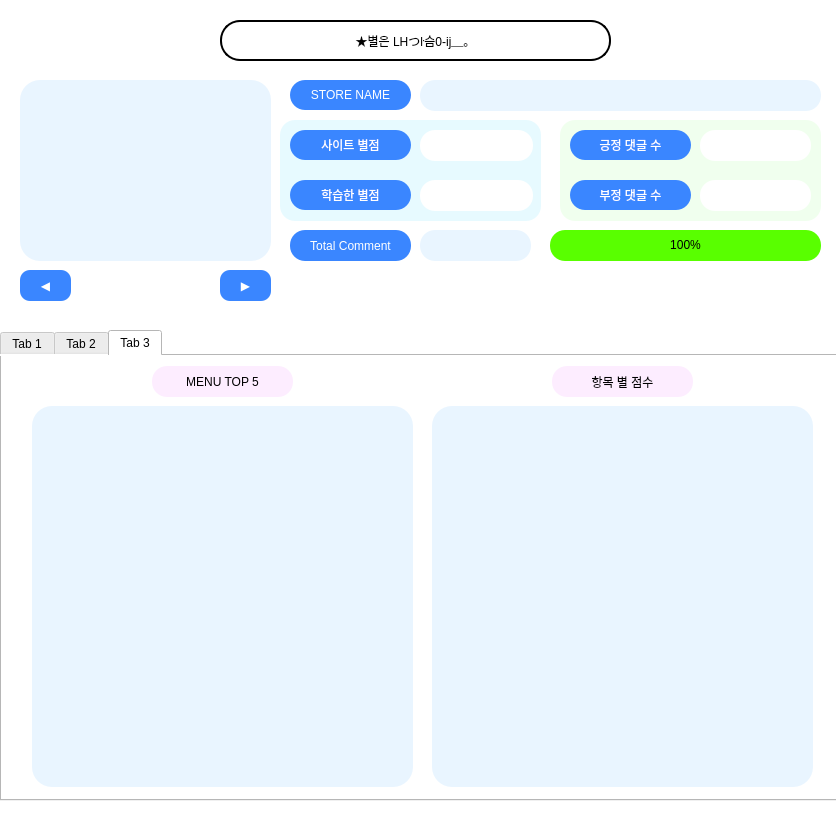
Qt form content.ui (loisRK/gp_team) before a commit.
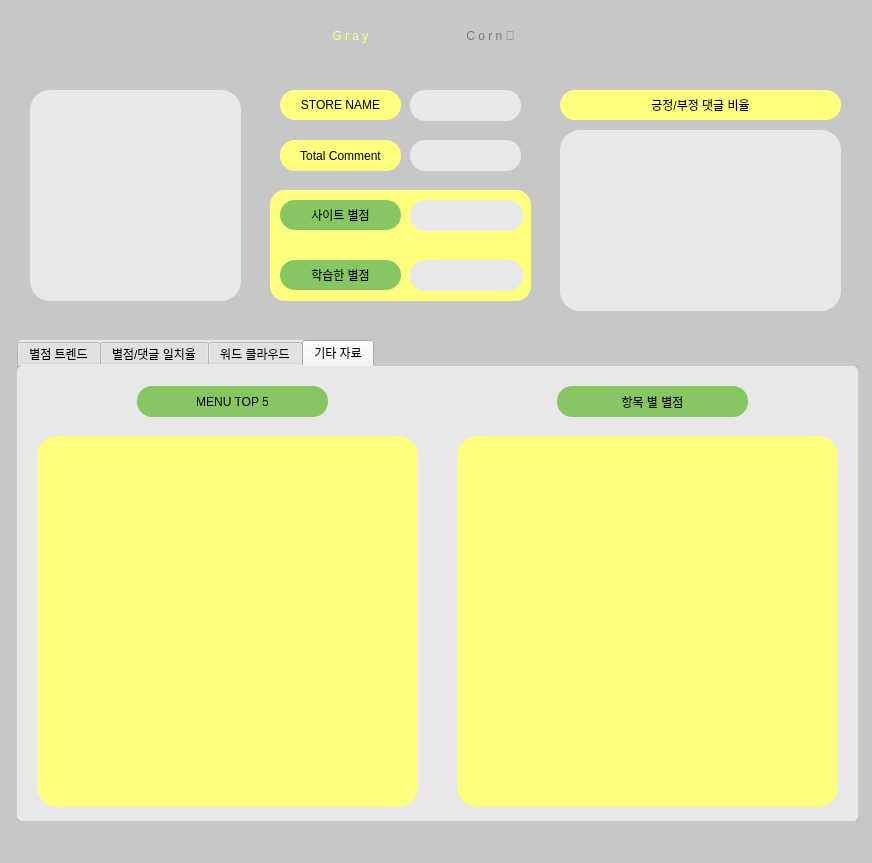
The same form after that commit. The open tabs and pages were chosen to show the change.

Commit message: 교수님 중간 점검 후 GUI 및 시각화 자료 방향성 수정 - GUI 컨셉 및 TAB 배치, 내용 수정

```diff
--- a/content.ui
+++ b/content.ui
@@ -6,28 +6,28 @@
    <rect>
     <x>0</x>
     <y>0</y>
-    <width>836</width>
-    <height>838</height>
+    <width>872</width>
+    <height>863</height>
    </rect>
   </property>
   <property name="windowTitle">
    <string>Form</string>
   </property>
   <property name="styleSheet">
-   <string notr="true">background-color: rgb(255, 255, 255);</string>
+   <string notr="true">background-color: rgb(199, 199, 199);</string>
   </property>
   <widget class="QFrame" name="frame">
    <property name="geometry">
     <rect>
-     <x>280</x>
-     <y>120</y>
+     <x>270</x>
+     <y>190</y>
      <width>261</width>
-     <height>101</height>
+     <height>111</height>
     </rect>
    </property>
    <property name="styleSheet">
     <string notr="true">border-radius: 15px;
-background-color: rgb(231, 250, 255);
+background-color: rgb(255, 255, 127);
 </string>
    </property>
    <property name="frameShape">
@@ -37,106 +37,18 @@
     <enum>QFrame::Raised</enum>
    </property>
   </widget>
-  <widget class="QFrame" name="frame_2">
-   <property name="geometry">
-    <rect>
-     <x>560</x>
-     <y>120</y>
-     <width>261</width>
-     <height>101</height>
-    </rect>
-   </property>
-   <property name="styleSheet">
-    <string notr="true">background-color: rgb(240, 255, 238);
-border-radius:15px;</string>
-   </property>
-   <property name="frameShape">
-    <enum>QFrame::StyledPanel</enum>
-   </property>
-   <property name="frameShadow">
-    <enum>QFrame::Raised</enum>
-   </property>
-  </widget>
-  <widget class="QPushButton" name="pushButton">
-   <property name="geometry">
-    <rect>
-     <x>20</x>
-     <y>270</y>
-     <width>51</width>
-     <height>31</height>
-    </rect>
-   </property>
-   <property name="styleSheet">
-    <string notr="true">
-font: 10pt &quot;Consolas&quot;;
-font: 75 9pt &quot;나눔고딕 ExtraBold&quot;;
-color: white;
-	background-color: rgb(58, 134, 255);
-	border-radius: 10px;</string>
-   </property>
-   <property name="text">
-    <string>◀</string>
-   </property>
-  </widget>
-  <widget class="QProgressBar" name="progressBar">
-   <property name="geometry">
-    <rect>
-     <x>550</x>
-     <y>230</y>
-     <width>271</width>
-     <height>31</height>
-    </rect>
-   </property>
-   <property name="styleSheet">
-    <string notr="true">font: 75 9pt &quot;나눔고딕 ExtraBold&quot;;
-border-radius : 15px;
-background-color: rgb(89, 255, 0);</string>
-   </property>
-   <property name="minimum">
-    <number>100</number>
-   </property>
-   <property name="value">
-    <number>100</number>
-   </property>
-   <property name="alignment">
-    <set>Qt::AlignCenter</set>
-   </property>
-  </widget>
-  <widget class="QLabel" name="label_15">
-   <property name="geometry">
-    <rect>
-     <x>220</x>
-     <y>20</y>
-     <width>391</width>
-     <height>41</height>
-    </rect>
-   </property>
-   <property name="styleSheet">
-    <string notr="true">font: 75 16pt &quot;나눔고딕 ExtraBold&quot;;
-color: rgb(0, 0, 0);
-	background-color: white;
-	border: 2px solid rgb(0, 0, 0);
-	border-radius: 20px;
-</string>
-   </property>
-   <property name="text">
-    <string>★별은 LHつŀ슴0-ĳ＿。</string>
-   </property>
-   <property name="alignment">
-    <set>Qt::AlignCenter</set>
-   </property>
-  </widget>
   <widget class="QLineEdit" name="Star_Total">
    <property name="geometry">
     <rect>
-     <x>420</x>
-     <y>130</y>
+     <x>410</x>
+     <y>200</y>
      <width>113</width>
      <height>31</height>
     </rect>
    </property>
    <property name="styleSheet">
     <string notr="true">border-radius: 15px;
+background-color: rgb(232, 232, 232);
 
 font: 10pt &quot;Consolas&quot;;
 font: 75 9pt &quot;나눔고딕 ExtraBold&quot;;
@@ -152,15 +64,15 @@
   <widget class="QLineEdit" name="Review_Count_total">
    <property name="geometry">
     <rect>
-     <x>420</x>
-     <y>230</y>
+     <x>410</x>
+     <y>140</y>
      <width>111</width>
      <height>31</height>
     </rect>
    </property>
    <property name="styleSheet">
     <string notr="true">border-radius: 15px;
-background-color: rgb(233, 245, 255);
+background-color:  rgb(232, 232, 232);
 
 
 font: 10pt &quot;Consolas&quot;;
@@ -177,10 +89,10 @@
   <widget class="QTabWidget" name="tabWidget">
    <property name="geometry">
     <rect>
-     <x>0</x>
-     <y>330</y>
+     <x>17</x>
+     <y>340</y>
      <width>841</width>
-     <height>471</height>
+     <height>481</height>
     </rect>
    </property>
    <property name="autoFillBackground">
@@ -188,7 +100,8 @@
    </property>
    <property name="styleSheet">
     <string notr="true">color: black;
-
+background-color: rgb(232, 232, 232);
+border-radius: 5px;
 font: 75 9pt &quot;나눔고딕 ExtraBold&quot;;
 
 </string>
@@ -198,7 +111,7 @@
    </property>
    <widget class="QWidget" name="tab">
     <attribute name="title">
-     <string>Tab 1</string>
+     <string>별점 트렌드</string>
     </attribute>
     <widget class="QLabel" name="label_11">
      <property name="geometry">
@@ -235,7 +148,39 @@
      </property>
      <property name="styleSheet">
       <string notr="true">border-radius: 20px;
-background-color: rgb(233, 245, 255);</string>
+background-color: rgb(255, 255, 127);</string>
+     </property>
+    </widget>
+   </widget>
+   <widget class="QWidget" name="tab_4">
+    <attribute name="title">
+     <string>별점/댓글 일치율</string>
+    </attribute>
+    <widget class="QLabel" name="label_19">
+     <property name="geometry">
+      <rect>
+       <x>540</x>
+       <y>20</y>
+       <width>191</width>
+       <height>31</height>
+      </rect>
+     </property>
+     <property name="whatsThis">
+      <string>&lt;html&gt;&lt;head/&gt;&lt;body&gt;&lt;p&gt;color: black;&lt;/p&gt;&lt;p&gt;&lt;br/&gt;&lt;/p&gt;&lt;p&gt;font: 75 9pt &amp;quot;나눔고딕 ExtraBold&amp;quot;;&lt;/p&gt;&lt;p&gt;&lt;br/&gt;&lt;/p&gt;&lt;/body&gt;&lt;/html&gt;</string>
+     </property>
+     <property name="styleSheet">
+      <string notr="true">color: black;
+
+font: 75 9pt &quot;나눔고딕 ExtraBold&quot;;
+
+border-radius: 15px;
+background-color:  rgb(134, 199, 99);</string>
+     </property>
+     <property name="text">
+      <string>불일치 댓글 예시</string>
+     </property>
+     <property name="alignment">
+      <set>Qt::AlignCenter</set>
      </property>
     </widget>
     <widget class="QGraphicsView" name="graphicsView_9">
@@ -255,7 +200,7 @@
    </widget>
    <widget class="QWidget" name="tab_2">
     <attribute name="title">
-     <string>Tab 2</string>
+     <string>워드 클라우드</string>
     </attribute>
     <widget class="QGraphicsView" name="graphicsView_4">
      <property name="geometry">
@@ -298,18 +243,18 @@
       <set>Qt::AlignCenter</set>
      </property>
     </widget>
-    <widget class="QGraphicsView" name="graphicsView_5">
+    <widget class="QGraphicsView" name="graphicsView_11">
      <property name="geometry">
       <rect>
-       <x>430</x>
-       <y>50</y>
+       <x>440</x>
+       <y>70</y>
        <width>381</width>
-       <height>381</height>
+       <height>371</height>
       </rect>
      </property>
      <property name="styleSheet">
       <string notr="true">border-radius: 20px;
-background-color: rgb(233, 245, 255);</string>
+background-color: rgb(255, 255, 127);</string>
      </property>
     </widget>
     <widget class="QLabel" name="label_13">
@@ -342,88 +287,88 @@
    </widget>
    <widget class="QWidget" name="tab_3">
     <attribute name="title">
-     <string>Tab 3</string>
+     <string>기타 자료</string>
     </attribute>
-    <widget class="QLabel" name="label_16">
+    <widget class="QGraphicsView" name="graphicsView_13">
      <property name="geometry">
       <rect>
-       <x>150</x>
-       <y>10</y>
-       <width>141</width>
-       <height>31</height>
+       <x>440</x>
+       <y>70</y>
+       <width>381</width>
+       <height>371</height>
       </rect>
      </property>
      <property name="whatsThis">
       <string>&lt;html&gt;&lt;head/&gt;&lt;body&gt;&lt;p&gt;color: black;&lt;/p&gt;&lt;p&gt;&lt;br/&gt;&lt;/p&gt;&lt;p&gt;font: 75 9pt &amp;quot;나눔고딕 ExtraBold&amp;quot;;&lt;/p&gt;&lt;p&gt;&lt;br/&gt;&lt;/p&gt;&lt;/body&gt;&lt;/html&gt;</string>
      </property>
      <property name="styleSheet">
-      <string notr="true">color: black;
-
-font: 75 9pt &quot;나눔고딕 ExtraBold&quot;;
-
-border-radius: 15px;
-background-color: rgb(253, 237, 255);</string>
-     </property>
-     <property name="text">
-      <string>MENU TOP 5</string>
-     </property>
-     <property name="alignment">
-      <set>Qt::AlignCenter</set>
-     </property>
-    </widget>
-    <widget class="QLabel" name="label_17">
-     <property name="geometry">
-      <rect>
-       <x>550</x>
-       <y>10</y>
-       <width>141</width>
-       <height>31</height>
-      </rect>
-     </property>
-     <property name="whatsThis">
-      <string>&lt;html&gt;&lt;head/&gt;&lt;body&gt;&lt;p&gt;color: black;&lt;/p&gt;&lt;p&gt;&lt;br/&gt;&lt;/p&gt;&lt;p&gt;font: 75 9pt &amp;quot;나눔고딕 ExtraBold&amp;quot;;&lt;/p&gt;&lt;p&gt;&lt;br/&gt;&lt;/p&gt;&lt;/body&gt;&lt;/html&gt;</string>
-     </property>
-     <property name="styleSheet">
-      <string notr="true">color: black;
-
-font: 75 9pt &quot;나눔고딕 ExtraBold&quot;;
-
-border-radius: 15px;
-background-color: rgb(253, 237, 255);</string>
-     </property>
-     <property name="text">
-      <string>항목 별 점수</string>
-     </property>
-     <property name="alignment">
-      <set>Qt::AlignCenter</set>
+      <string notr="true">border-radius: 20px;
+background-color: rgb(255, 255, 127);</string>
      </property>
     </widget>
     <widget class="QGraphicsView" name="graphicsView_6">
      <property name="geometry">
       <rect>
-       <x>30</x>
-       <y>50</y>
+       <x>20</x>
+       <y>70</y>
        <width>381</width>
-       <height>381</height>
+       <height>371</height>
       </rect>
      </property>
      <property name="styleSheet">
       <string notr="true">border-radius: 20px;
-background-color: rgb(233, 245, 255);</string>
+background-color: rgb(255, 255, 127);</string>
      </property>
     </widget>
-    <widget class="QGraphicsView" name="graphicsView_7">
+    <widget class="QLabel" name="label_14">
      <property name="geometry">
       <rect>
-       <x>430</x>
-       <y>50</y>
-       <width>381</width>
-       <height>381</height>
+       <x>120</x>
+       <y>20</y>
+       <width>191</width>
+       <height>31</height>
       </rect>
      </property>
      <property name="styleSheet">
-      <string notr="true">border-radius: 20px;
-background-color: rgb(233, 245, 255);</string>
+      <string notr="true">color: black;
+
+font: 75 9pt &quot;나눔고딕 ExtraBold&quot;;
+
+border-radius: 15px;
+background-color:  rgb(134, 199, 99);</string>
+     </property>
+     <property name="text">
+      <string>MENU TOP 5</string>
+     </property>
+     <property name="alignment">
+      <set>Qt::AlignCenter</set>
+     </property>
+    </widget>
+    <widget class="QLabel" name="label_20">
+     <property name="geometry">
+      <rect>
+       <x>540</x>
+       <y>20</y>
+       <width>191</width>
+       <height>31</height>
+      </rect>
+     </property>
+     <property name="whatsThis">
+      <string>&lt;html&gt;&lt;head/&gt;&lt;body&gt;&lt;p&gt;color: black;&lt;/p&gt;&lt;p&gt;&lt;br/&gt;&lt;/p&gt;&lt;p&gt;font: 75 9pt &amp;quot;나눔고딕 ExtraBold&amp;quot;;&lt;/p&gt;&lt;p&gt;&lt;br/&gt;&lt;/p&gt;&lt;/body&gt;&lt;/html&gt;</string>
+     </property>
+     <property name="styleSheet">
+      <string notr="true">color: black;
+
+font: 75 9pt &quot;나눔고딕 ExtraBold&quot;;
+
+border-radius: 15px;
+background-color:  rgb(134, 199, 99);</string>
+     </property>
+     <property name="text">
+      <string>항목 별 별점</string>
+     </property>
+     <property name="alignment">
+      <set>Qt::AlignCenter</set>
      </property>
     </widget>
    </widget>
@@ -431,8 +376,8 @@
   <widget class="QLabel" name="label_4">
    <property name="geometry">
     <rect>
-     <x>290</x>
-     <y>130</y>
+     <x>280</x>
+     <y>200</y>
      <width>121</width>
      <height>30</height>
     </rect>
@@ -441,8 +386,8 @@
     <string notr="true">
 font: 10pt &quot;Consolas&quot;;
 font: 75 9pt &quot;나눔고딕 ExtraBold&quot;;
-color: white;
-	background-color: rgb(58, 134, 255);
+color: black;
+	background-color: rgb(134, 199, 99);
 	border-radius: 15px;</string>
    </property>
    <property name="text">
@@ -452,73 +397,25 @@
     <set>Qt::AlignCenter</set>
    </property>
   </widget>
-  <widget class="QLineEdit" name="Negative_Review">
-   <property name="geometry">
-    <rect>
-     <x>700</x>
-     <y>130</y>
-     <width>111</width>
-     <height>31</height>
-    </rect>
-   </property>
-   <property name="styleSheet">
-    <string notr="true">border-radius: 15px;
-
-
-font: 10pt &quot;Consolas&quot;;
-font: 75 9pt &quot;나눔고딕 ExtraBold&quot;;
-color: green;</string>
-   </property>
-   <property name="text">
-    <string/>
-   </property>
-   <property name="alignment">
-    <set>Qt::AlignCenter</set>
-   </property>
-  </widget>
   <widget class="QGraphicsView" name="graphicsView">
    <property name="geometry">
     <rect>
-     <x>20</x>
-     <y>80</y>
-     <width>251</width>
-     <height>181</height>
+     <x>30</x>
+     <y>90</y>
+     <width>211</width>
+     <height>211</height>
     </rect>
    </property>
    <property name="styleSheet">
     <string notr="true">border-radius: 20px;
-background-color: rgb(233, 245, 255);</string>
-   </property>
-  </widget>
-  <widget class="QLineEdit" name="Positive_Review">
-   <property name="geometry">
-    <rect>
-     <x>700</x>
-     <y>180</y>
-     <width>111</width>
-     <height>31</height>
-    </rect>
-   </property>
-   <property name="styleSheet">
-    <string notr="true">border-radius: 15px;
-
-font: 10pt &quot;Consolas&quot;;
-font: 75 9pt &quot;나눔고딕 ExtraBold&quot;;
-color: red;
-</string>
-   </property>
-   <property name="text">
-    <string/>
-   </property>
-   <property name="alignment">
-    <set>Qt::AlignCenter</set>
+background-color: rgb(232, 232, 232);</string>
    </property>
   </widget>
   <widget class="QLabel" name="label_5">
    <property name="geometry">
     <rect>
-     <x>290</x>
-     <y>230</y>
+     <x>280</x>
+     <y>140</y>
      <width>121</width>
      <height>31</height>
     </rect>
@@ -527,8 +424,8 @@
     <string notr="true">
 font: 10pt &quot;Consolas&quot;;
 font: 75 9pt &quot;나눔고딕 ExtraBold&quot;;
-color: white;
-	background-color: rgb(58, 134, 255);
+color: black;
+	background-color:rgb(255, 255, 127);
 	border-radius: 15px;</string>
    </property>
    <property name="text">
@@ -538,38 +435,18 @@
     <set>Qt::AlignCenter</set>
    </property>
   </widget>
-  <widget class="QPushButton" name="pushButton_2">
-   <property name="geometry">
-    <rect>
-     <x>220</x>
-     <y>270</y>
-     <width>51</width>
-     <height>31</height>
-    </rect>
-   </property>
-   <property name="styleSheet">
-    <string notr="true">
-font: 10pt &quot;Consolas&quot;;
-font: 75 9pt &quot;나눔고딕 ExtraBold&quot;;
-color: white;
-	background-color: rgb(58, 134, 255);
-	border-radius: 10px;</string>
-   </property>
-   <property name="text">
-    <string>▶</string>
-   </property>
-  </widget>
   <widget class="QLineEdit" name="Star_Total_2">
    <property name="geometry">
     <rect>
-     <x>420</x>
-     <y>180</y>
+     <x>410</x>
+     <y>260</y>
      <width>113</width>
      <height>31</height>
     </rect>
    </property>
    <property name="styleSheet">
     <string notr="true">border-radius: 15px;
+background-color: rgb(232, 232, 232);
 font: 10pt &quot;Consolas&quot;;
 font: 75 9pt &quot;나눔고딕 ExtraBold&quot;;
 color: black;</string>
@@ -581,35 +458,11 @@
     <set>Qt::AlignCenter</set>
    </property>
   </widget>
-  <widget class="QLabel" name="label_6">
-   <property name="geometry">
-    <rect>
-     <x>570</x>
-     <y>180</y>
-     <width>121</width>
-     <height>30</height>
-    </rect>
-   </property>
-   <property name="styleSheet">
-    <string notr="true">
-font: 10pt &quot;Consolas&quot;;
-font: 75 9pt &quot;나눔고딕 ExtraBold&quot;;
-color: white;
-	background-color: rgb(58, 134, 255);
-	border-radius: 15px;</string>
-   </property>
-   <property name="text">
-    <string>부정 댓글 수</string>
-   </property>
-   <property name="alignment">
-    <set>Qt::AlignCenter</set>
-   </property>
-  </widget>
   <widget class="QLabel" name="label_9">
    <property name="geometry">
     <rect>
-     <x>290</x>
-     <y>180</y>
+     <x>280</x>
+     <y>260</y>
      <width>121</width>
      <height>30</height>
     </rect>
@@ -618,8 +471,8 @@
     <string notr="true">
 font: 10pt &quot;Consolas&quot;;
 font: 75 9pt &quot;나눔고딕 ExtraBold&quot;;
-color: white;
-	background-color: rgb(58, 134, 255);
+color: black;
+	background-color: rgb(134, 199, 99);
 	border-radius: 15px;</string>
    </property>
    <property name="text">
@@ -632,9 +485,9 @@
   <widget class="QLabel" name="label_7">
    <property name="geometry">
     <rect>
-     <x>570</x>
-     <y>130</y>
-     <width>121</width>
+     <x>560</x>
+     <y>90</y>
+     <width>281</width>
      <height>30</height>
     </rect>
    </property>
@@ -642,12 +495,12 @@
     <string notr="true">
 font: 10pt &quot;Consolas&quot;;
 font: 75 9pt &quot;나눔고딕 ExtraBold&quot;;
-color: white;
-	background-color: rgb(58, 134, 255);
+color: black;
+	background-color:rgb(255, 255, 127);
 	border-radius: 15px;</string>
    </property>
    <property name="text">
-    <string>긍정 댓글 수</string>
+    <string>긍정/부정 댓글 비율</string>
    </property>
    <property name="alignment">
     <set>Qt::AlignCenter</set>
@@ -656,15 +509,15 @@
   <widget class="QLineEdit" name="Store_Name">
    <property name="geometry">
     <rect>
-     <x>420</x>
-     <y>80</y>
-     <width>401</width>
+     <x>410</x>
+     <y>90</y>
+     <width>111</width>
      <height>31</height>
     </rect>
    </property>
    <property name="styleSheet">
     <string notr="true">border-radius: 15px;
-background-color: rgb(233, 245, 255);
+background-color:  rgb(232, 232, 232);
 
 
 font: 10pt &quot;Consolas&quot;;
@@ -681,8 +534,8 @@
   <widget class="QLabel" name="label_2">
    <property name="geometry">
     <rect>
-     <x>290</x>
-     <y>80</y>
+     <x>280</x>
+     <y>90</y>
      <width>121</width>
      <height>30</height>
     </rect>
@@ -691,8 +544,8 @@
     <string notr="true">
 font: 10pt &quot;Consolas&quot;;
 font: 75 9pt &quot;나눔고딕 ExtraBold&quot;;
-color: white;
-	background-color: rgb(58, 134, 255);
+color: black;
+	background-color:rgb(255, 255, 127);
 	border-radius: 15px;</string>
    </property>
    <property name="text">
@@ -702,6 +555,68 @@
     <set>Qt::AlignCenter</set>
    </property>
   </widget>
+  <widget class="QGraphicsView" name="graphicsView_5">
+   <property name="geometry">
+    <rect>
+     <x>560</x>
+     <y>130</y>
+     <width>281</width>
+     <height>181</height>
+    </rect>
+   </property>
+   <property name="styleSheet">
+    <string notr="true">border-radius: 20px;
+background-color:  rgb(232, 232, 232);</string>
+   </property>
+  </widget>
+  <widget class="QLabel" name="label_10">
+   <property name="geometry">
+    <rect>
+     <x>290</x>
+     <y>10</y>
+     <width>121</width>
+     <height>51</height>
+    </rect>
+   </property>
+   <property name="styleSheet">
+    <string notr="true">
+font: 10pt &quot;Consolas&quot;;
+font: 75 20pt &quot;나눔고딕 ExtraBold&quot;;
+color: rgb(255, 255, 127);
+	background-color: rgb(199,199,199);
+	border-radius: 15px;</string>
+   </property>
+   <property name="text">
+    <string>G r a y</string>
+   </property>
+   <property name="alignment">
+    <set>Qt::AlignCenter</set>
+   </property>
+  </widget>
+  <widget class="QLabel" name="label_15">
+   <property name="geometry">
+    <rect>
+     <x>410</x>
+     <y>10</y>
+     <width>161</width>
+     <height>51</height>
+    </rect>
+   </property>
+   <property name="styleSheet">
+    <string notr="true">
+font: 10pt &quot;Consolas&quot;;
+font: 75 20pt &quot;나눔고딕 ExtraBold&quot;;
+color: rgb(121, 121, 121);
+	background-color: rgb(199,199,199);
+	border-radius: 15px;</string>
+   </property>
+   <property name="text">
+    <string>C o r n 🌽</string>
+   </property>
+   <property name="alignment">
+    <set>Qt::AlignCenter</set>
+   </property>
+  </widget>
  </widget>
  <resources/>
  <connections/>
```
Left out of the diff: 87 changed lines with no effect on the pictures. The commit also changes 6 other files.
